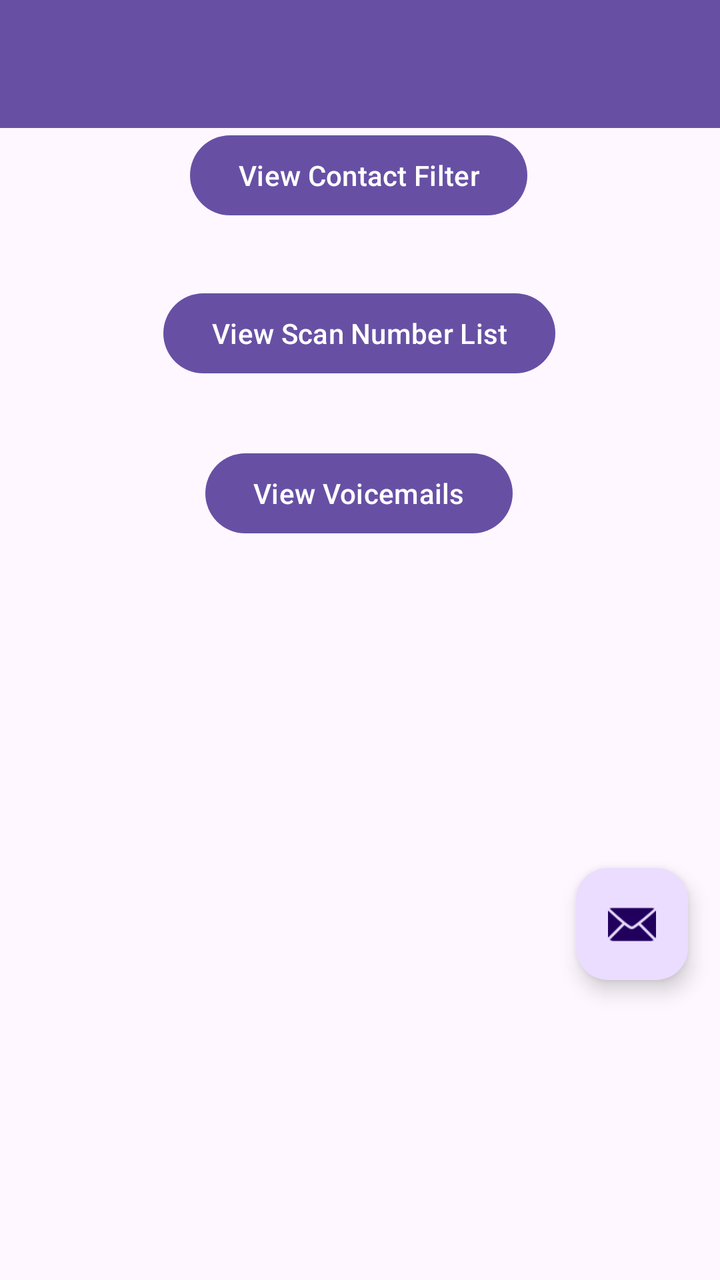
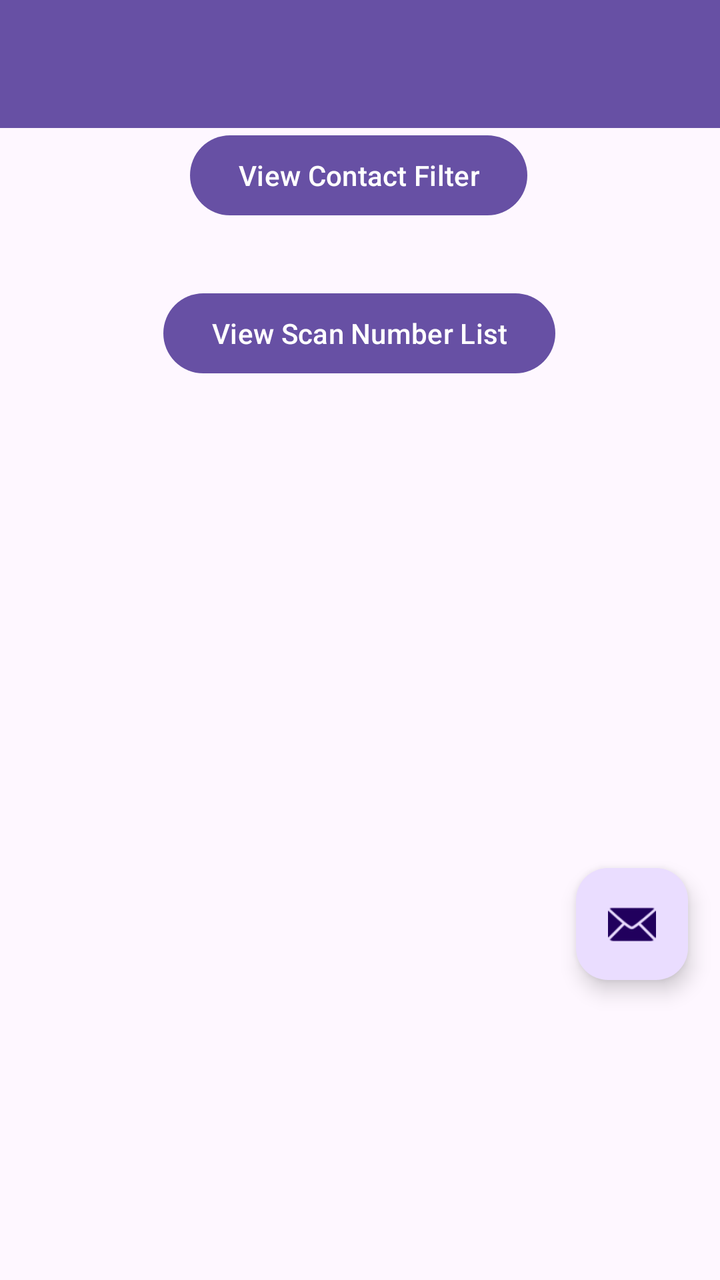

Two renders of the same Android screen: before a commit and after it. Below are the layout's source before the change and the commit's diff.
<!-- AndroidManifest.xml: application theme Theme.ScamCallDetector -->
<!-- res/layout/activity_app_settings.xml -->
<?xml version="1.0" encoding="utf-8"?>
<androidx.constraintlayout.widget.ConstraintLayout xmlns:android="http://schemas.android.com/apk/res/android"
    xmlns:app="http://schemas.android.com/apk/res-auto"
    xmlns:tools="http://schemas.android.com/tools"
    android:id="@+id/main"
    android:layout_width="match_parent"
    android:layout_height="match_parent"
    tools:context=".AppSettings">

    <include layout="@layout/nav_bars" />

    <androidx.constraintlayout.widget.ConstraintLayout
        android:layout_width="match_parent"
        android:layout_height="match_parent">

        <Button
            android:id="@+id/contact_filter"
            android:layout_width="wrap_content"
            android:layout_height="wrap_content"
            android:layout_marginBottom="31dp"
            android:text="View Contact Filter"
            app:layout_constraintBottom_toTopOf="@+id/view_scam_numbers"
            app:layout_constraintEnd_toEndOf="parent"
            app:layout_constraintHorizontal_bias="0.497"
            app:layout_constraintStart_toStartOf="parent"
            app:layout_constraintTop_toTopOf="parent"
            app:layout_constraintVertical_bias="1.0" />

        <Button
            android:id="@+id/view_scam_numbers"
            android:layout_width="wrap_content"
            android:layout_height="wrap_content"
            android:text="View Scan Number List"
            app:layout_constraintBottom_toBottomOf="parent"
            app:layout_constraintEnd_toEndOf="parent"
            app:layout_constraintHorizontal_bias="0.497"
            app:layout_constraintStart_toStartOf="parent"
            app:layout_constraintTop_toTopOf="parent"
            app:layout_constraintVertical_bias="0.241" />

        <com.google.android.material.floatingactionbutton.FloatingActionButton
            android:id="@+id/fab"
            android:layout_width="wrap_content"
            android:layout_height="wrap_content"
            android:layout_gravity="bottom|end"
            android:layout_marginEnd="@dimen/fab_margin"
            android:layout_marginBottom="150dp"
            app:srcCompat="@android:drawable/ic_dialog_email"
            app:layout_constraintBottom_toBottomOf="parent"
            app:layout_constraintEnd_toEndOf="parent"
            />

        <Button
            android:id="@+id/voicemail_button"
            android:layout_width="wrap_content"
            android:layout_height="wrap_content"
            android:layout_marginTop="80dp"
            android:layout_marginBottom="280dp"
            android:text="View Voicemails"
            app:layout_constraintBottom_toBottomOf="parent"
            app:layout_constraintEnd_toEndOf="parent"
            app:layout_constraintHorizontal_bias="0.498"
            app:layout_constraintStart_toStartOf="parent"
            app:layout_constraintTop_toTopOf="@+id/view_scam_numbers"
            app:layout_constraintVertical_bias="0.0" />
    </androidx.constraintlayout.widget.ConstraintLayout>
</androidx.constraintlayout.widget.ConstraintLayout>
<!-- res/layout/nav_bars.xml (included above) -->
<?xml version="1.0" encoding="utf-8"?>
<androidx.constraintlayout.widget.ConstraintLayout xmlns:android="http://schemas.android.com/apk/res/android"
    xmlns:app="http://schemas.android.com/apk/res-auto"
    xmlns:tools="http://schemas.android.com/tools"
    android:layout_width="match_parent"
    android:layout_height="match_parent">

    <androidx.appcompat.widget.Toolbar
        android:id="@+id/toolbar3"
        android:layout_width="match_parent"
        android:layout_height="wrap_content"
        android:background="?attr/colorPrimary"
        android:minHeight="?attr/actionBarSize"
        android:theme="?attr/actionBarTheme"
        app:layout_constraintBottom_toBottomOf="parent"
        app:layout_constraintEnd_toEndOf="parent"
        app:layout_constraintHorizontal_bias="1.0"
        app:layout_constraintStart_toStartOf="parent"
        app:layout_constraintTop_toTopOf="parent"
        app:layout_constraintVertical_bias="0.0" />

    <com.google.android.material.bottomnavigation.BottomNavigationView
        android:id="@+id/bottomNavigationView"
        android:layout_width="match_parent"
        android:layout_height="wrap_content"
        android:layout_marginTop="586dp"
        app:labelVisibilityMode="labeled"
        app:layout_constraintBottom_toBottomOf="parent"
        app:layout_constraintEnd_toEndOf="parent"
        app:layout_constraintHorizontal_bias="0.0"
        app:layout_constraintStart_toStartOf="parent"
        app:layout_constraintTop_toBottomOf="@+id/toolbar3"
        app:layout_constraintVertical_bias="1.0"
        app:menu="@menu/menu_scam_call" />

</androidx.constraintlayout.widget.ConstraintLayout>
<!-- resources referenced by this layout -->
<resources>
  <dimen name="fab_margin">16dp</dimen>
  <style name="Theme.ScamCallDetector" parent="Base.Theme.ScamCallDetector" />
  <style name="Base.Theme.ScamCallDetector" parent="Theme.Material3.DayNight.NoActionBar">
          
          
      </style>
</resources>

<!-- the commit's change to res/layout/activity_app_settings.xml (unified diff, before → after) -->
@@ -57,6 +57,7 @@
             android:layout_marginTop="80dp"
             android:layout_marginBottom="280dp"
             android:text="View Voicemails"
+            android:visibility="gone"
             app:layout_constraintBottom_toBottomOf="parent"
             app:layout_constraintEnd_toEndOf="parent"
             app:layout_constraintHorizontal_bias="0.498"
